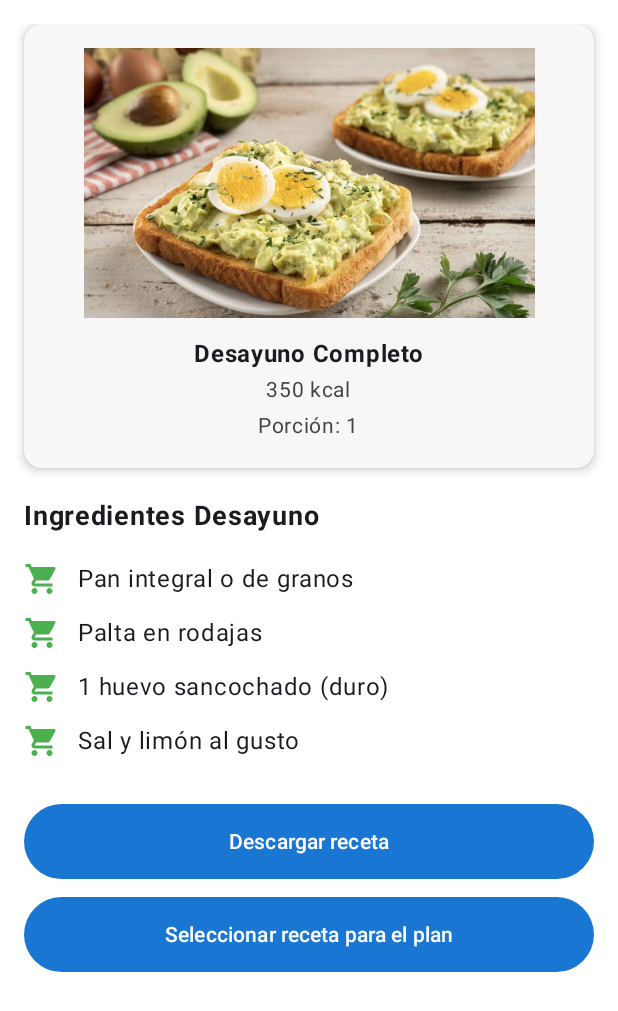
After one commit to G2-Aplicaciones-Moviles/Native-Frontend, an Android app built with Jetpack Compose: the composable BreakfastRecipeDetailScreen shown on its own in the app's theme, on a phone screen of 412 x 824 dp. The commit adds this screen. Shown: the top 1011 px of the screen. Run offline under Robolectric (Android 15) with nearby library versions, the phone set to English and light mode, and no system bars.

Commit message:
feat: meal plan screen & recipe details screen

```diff
--- a/app/src/main/java/pe/edu/upc/jameofit/home/presentation/navigation/HomeRoutes.kt
+++ b/app/src/main/java/pe/edu/upc/jameofit/home/presentation/navigation/HomeRoutes.kt
@@ -40,6 +40,12 @@ object TrackingRoute {
     const val TIP_DETAIL = "tracking/tip_detail"
 }
 
+object RecipeRoute {
+    const val BREAKFAST = "recipe/breakfast"
+    const val LUNCH = "recipe/lunch"
+    const val DINNER = "recipe/dinner"
+}
+
 /**
  * Drawer-only destinations that sit outside of the tab graphs.
  */
--- /dev/null
+++ b/app/src/main/java/pe/edu/upc/jameofit/recipedetail/presentation/view/BreakfastRecipeDetailScreen.kt
@@ -0,0 +1,125 @@
+package pe.edu.upc.jameofit.recipedetail.presentation.view
+
+import androidx.compose.foundation.Image
+import androidx.compose.foundation.background
+import androidx.compose.foundation.layout.*
+import androidx.compose.foundation.lazy.LazyColumn
+import androidx.compose.material.icons.Icons
+import androidx.compose.material.icons.filled.ShoppingCart
+import androidx.compose.material3.*
+import androidx.compose.runtime.Composable
+import androidx.compose.ui.Alignment
+import androidx.compose.ui.Modifier
+import androidx.compose.ui.graphics.Color
+import androidx.compose.ui.res.painterResource
+import androidx.compose.ui.text.font.FontWeight
+import androidx.compose.ui.unit.dp
+import androidx.compose.ui.unit.sp
+import androidx.compose.ui.text.style.TextAlign
+import pe.edu.upc.jameofit.R
+
+@Composable
+fun BreakfastRecipeDetailScreen(modifier: Modifier = Modifier) {
+    LazyColumn(
+        modifier = modifier
+            .fillMaxSize()
+            .background(Color.White)
+            .padding(16.dp),
+        horizontalAlignment = Alignment.CenterHorizontally
+    ) {
+        item {
+            Card(
+                modifier = Modifier.fillMaxWidth(),
+                elevation = CardDefaults.cardElevation(4.dp),
+                shape = MaterialTheme.shapes.medium,
+                colors = CardDefaults.cardColors(containerColor = Color(0xFFF7F7F7))
+            ) {
+                Column(
+                    modifier = Modifier.padding(16.dp),
+                    horizontalAlignment = Alignment.CenterHorizontally
+                ) {
+                    Image(
+                        painter = painterResource(id = R.drawable.pan_palta_huevo),
+                        contentDescription = "Pan con palta y huevo sancochado",
+                        modifier = Modifier
+                            .fillMaxWidth()
+                            .height(180.dp)
+                    )
+
+                    Spacer(Modifier.height(12.dp))
+
+                    Text(
+                        text = "Desayuno Completo",
+                        fontWeight = FontWeight.Bold,
+                        fontSize = 16.sp
+                    )
+                    Text("350 kcal", fontSize = 14.sp, color = Color.DarkGray)
+                    Text("Porción: 1", fontSize = 14.sp, color = Color.DarkGray)
+                }
+            }
+
+            Spacer(Modifier.height(20.dp))
+
+            Text(
+                text = "Ingredientes Desayuno",
+                fontWeight = FontWeight.Bold,
+                fontSize = 18.sp,
+                modifier = Modifier.fillMaxWidth(),
+                textAlign = TextAlign.Start
+            )
+
+            Spacer(Modifier.height(12.dp))
+
+            IngredientItem("Pan integral o de granos")
+            IngredientItem("Palta en rodajas")
+            IngredientItem("1 huevo sancochado (duro)")
+            IngredientItem("Sal y limón al gusto")
+
+            Spacer(Modifier.height(24.dp))
+
+            // Botones
+            Button(
+                onClick = { /* TODO descargar */ },
+                modifier = Modifier
+                    .fillMaxWidth()
+                    .height(50.dp),
+                colors = ButtonDefaults.buttonColors(containerColor = Color(0xFF1976D2))
+            ) {
+                Text("Descargar receta")
+            }
+
+            Spacer(Modifier.height(12.dp))
+
+            Button(
+                onClick = { /* TODO seleccionar */ },
+                modifier = Modifier
+                    .fillMaxWidth()
+                    .height(50.dp),
+                colors = ButtonDefaults.buttonColors(containerColor = Color(0xFF1976D2))
+            ) {
+                Text("Seleccionar receta para el plan")
+            }
+
+            Spacer(Modifier.height(80.dp))
+        }
+    }
+}
+
+@Composable
+fun IngredientItem(text: String) {
+    Row(
+        verticalAlignment = Alignment.CenterVertically,
+        modifier = Modifier
+            .fillMaxWidth()
+            .padding(vertical = 6.dp)
+    ) {
+        Icon(
+            imageVector = Icons.Default.ShoppingCart,
+            contentDescription = "Ingrediente",
+            tint = Color(0xFF4CAF50),
+            modifier = Modifier.size(24.dp)
+        )
+        Spacer(Modifier.width(12.dp))
+        Text(text, fontSize = 16.sp)
+    }
+}
```
Also changed, not shown: app/src/main/java/pe/edu/upc/jameofit/home/presentation/navigation/HomeNavHost.kt (+17 -25 lines), app/src/main/java/pe/edu/upc/jameofit/mealplan/presentation/view/MealPlanScreen.kt (added, +157 -0 lines), app/src/main/java/pe/edu/upc/jameofit/recipedetail/presentation/view/DinnerRecipeDetailScreen.kt (added, +115 -0 lines), app/src/main/java/pe/edu/upc/jameofit/recipedetail/presentation/view/LunchRecipeDetailScreen.kt (added, +116 -0 lines), app/src/main/res/drawable/ceviche_saludable.png (added), app/src/main/res/drawable/desayuno.png (added), app/src/main/res/drawable/ensalada_palta_tomate_huevo.png (added), app/src/main/res/drawable/menu.png (added), app/src/main/res/drawable/pan_palta_huevo.png (added), 2 other files.
